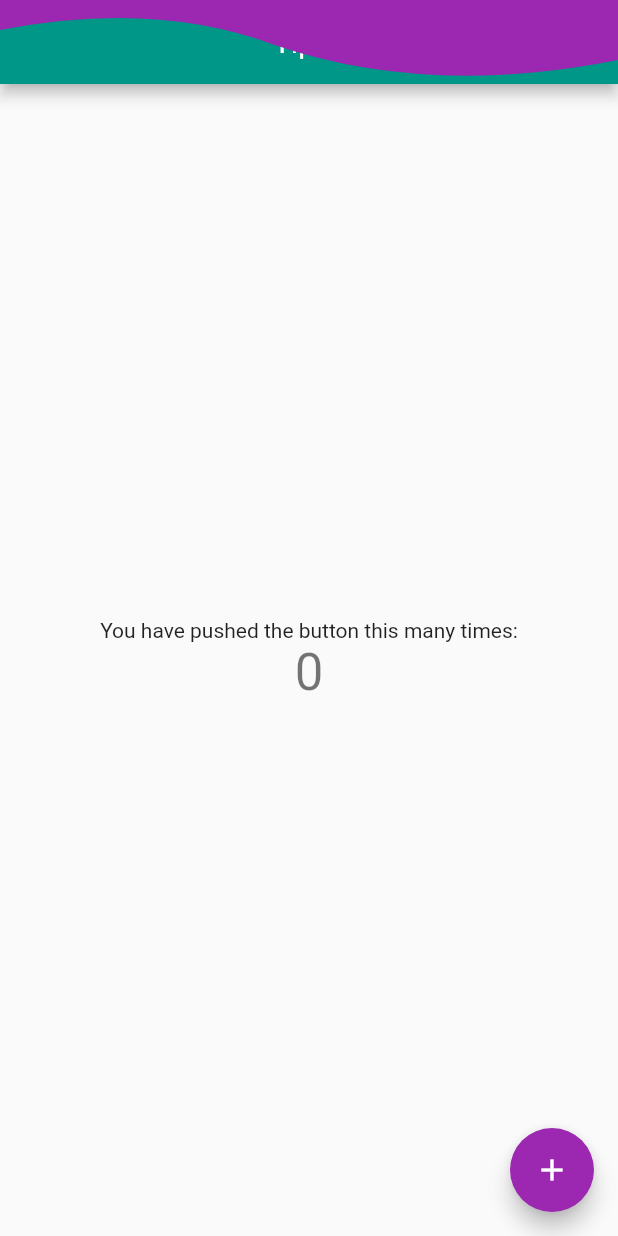
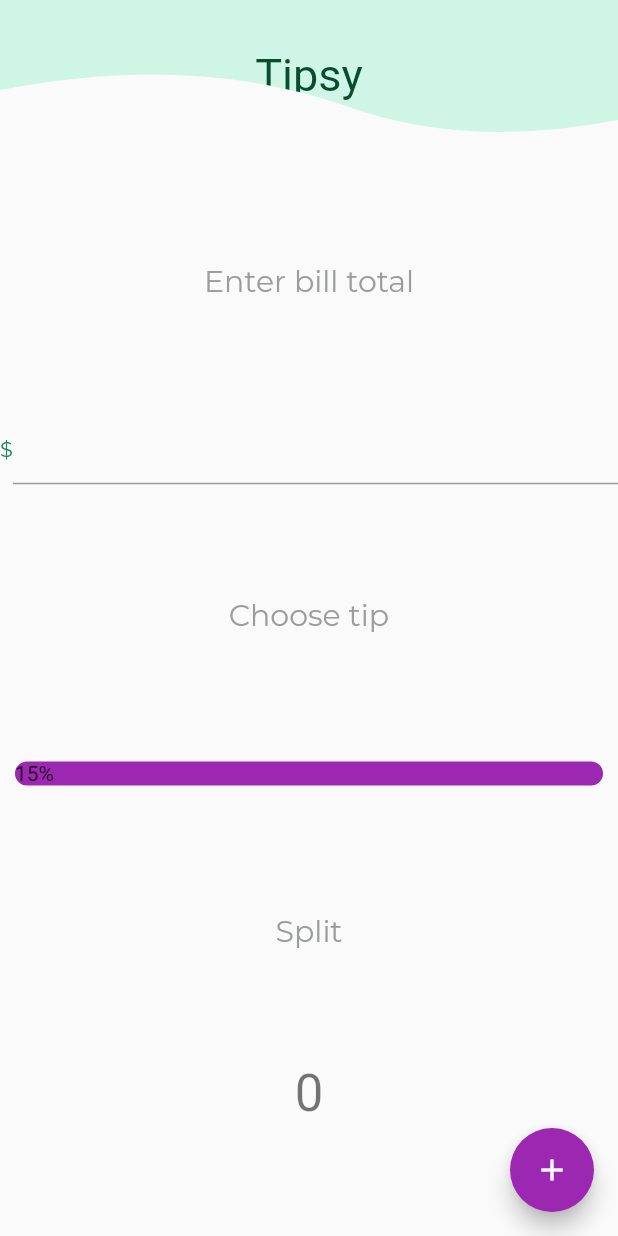
Before and after one commit to srujanjoshi/tipsy, a Flutter app: the screen it shows after launch, on a phone screen of 412 x 824 dp. Run offline on Flutter 3.47's test engine with Material 2 defaults, Android fonts, the phone set to English and light mode, and no system bars; our stand-ins replace flutter_custom_clippers, google_fonts.

Commit message:
Added Wavy AppBar with Tipsy Logo and laid out basic UI

```diff
--- /dev/null
+++ b/lib/constants.dart
@@ -0,0 +1,5 @@
+import 'dart:ui';
+
+Color kAppBarColor= Color(0xFFCEF5E6);
+Color kTipsyTextColor = Color(0xFF074e2f);
+Color kHeadingTextColor = Color(0xFF9b9c9c);
--- a/lib/main.dart
+++ b/lib/main.dart
@@ -1,5 +1,8 @@
 import 'package:flutter/material.dart';
 import 'package:flutter_custom_clippers/flutter_custom_clippers.dart';
+import 'package:google_fonts/google_fonts.dart';
+
+import 'constants.dart';
 
 void main() {
   runApp(MyApp());
@@ -69,21 +72,23 @@ class _MyHomePageState extends State<MyHomePage> {
     // fast, so that you can just rebuild anything that needs updating rather
     // than having to individually change instances of widgets.
     return Scaffold(
-      appBar: AppBar(
+      appBar: PreferredSize(
         // Here we take the value from the MyHomePage object that was created by
         // the App.build method, and use it to set our appbar title.
         //title: Text(widget.title),
-        flexibleSpace: ClipPath(
-          clipper: WaveClipperTwo(reverse: true),
+        preferredSize: Size.fromHeight(100),
+        child: ClipPath(
+          clipper: WaveClipperTwo(flip:true),
           child: Container(
-            height: 250,
             width: MediaQuery.of(context).size.width,
-            color: Colors.teal,
+            color: kAppBarColor,
             child: Center(
                 child: Text(
               "Tipsy",
-              style: TextStyle(fontSize: 20, color: Colors.white),
-            )),
+              style: GoogleFonts.berkshireSwash(
+                textStyle: TextStyle(fontSize: 30, color: kTipsyTextColor)
+              ),
+            ),),
           ),
         ),
       ),
@@ -105,10 +110,53 @@ class _MyHomePageState extends State<MyHomePage> {
           // center the children vertically; the main axis here is the vertical
           // axis because Columns are vertical (the cross axis would be
           // horizontal).
-          mainAxisAlignment: MainAxisAlignment.center,
+          mainAxisAlignment: MainAxisAlignment.spaceEvenly,
           children: <Widget>[
             Text(
-              'You have pushed the button this many times:',
+              'Enter bill total',
+              style: GoogleFonts.montserrat(
+                textStyle: TextStyle(fontSize:20,color:kHeadingTextColor,)
+              )
+            ),
+            Row(
+              children: [
+                Text("\$",style: GoogleFonts.montserrat(
+                  textStyle: TextStyle(
+                    color:Color(0xFF188856),
+                  )
+                ) ),
+                Expanded(
+                  child: TextField(
+                  ),
+                ),
+              ],
+            ),
+            Text(
+                'Choose tip',
+                style: GoogleFonts.montserrat(
+                    textStyle: TextStyle(fontSize:20,color:kHeadingTextColor,)
+                )
+            ),
+            Row(
+              mainAxisAlignment: MainAxisAlignment.spaceEvenly,
+              children:[
+                Expanded(
+                  child: Container(
+                    margin: EdgeInsets.symmetric(horizontal: 10, vertical: 10),
+                    child: Text("15%"),
+                    decoration: BoxDecoration(
+                      color: Colors.purple,
+                      borderRadius: BorderRadius.circular(10),
+                    ),
+                  ),
+                ),
+              ]
+            ),
+            Text(
+                'Split',
+                style: GoogleFonts.montserrat(
+                    textStyle: TextStyle(fontSize:20,color:kHeadingTextColor,)
+                )
             ),
             Text(
               '$_counter',
--- a/pubspec.yaml
+++ b/pubspec.yaml
@@ -29,6 +29,7 @@ dependencies:
   # Use with the CupertinoIcons class for iOS style icons.
   cupertino_icons: ^1.0.2
   flutter_custom_clippers: ^2.0.0
+  google_fonts: ^2.1.0
 
 dev_dependencies:
   flutter_test:
```
Also changed, not shown: pubspec.lock, 5 other files.
